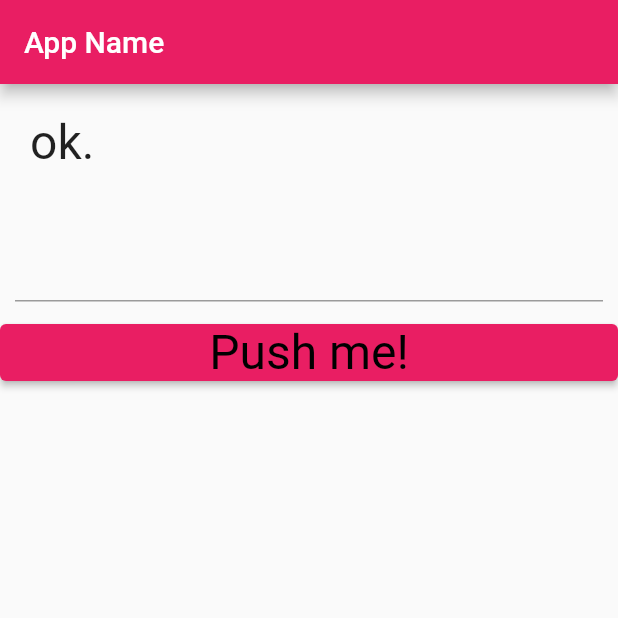
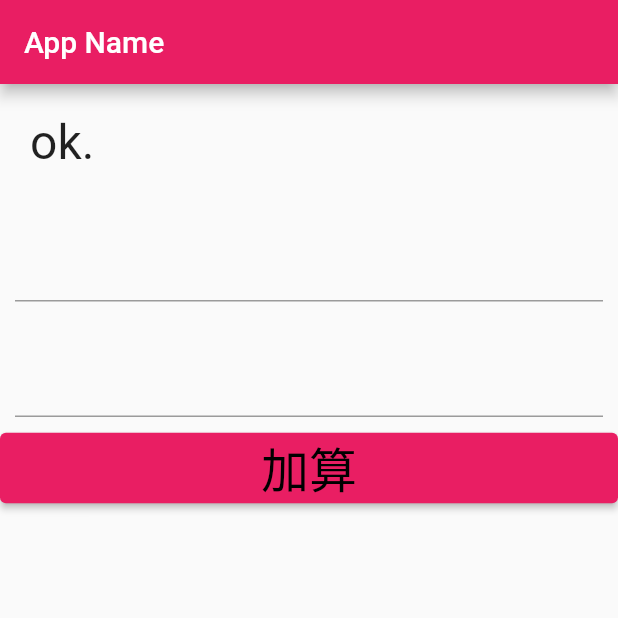
Before and after one commit to hirossk/flutter_app, a Flutter app: the screen it shows after launch, on a phone screen of 412 x 824 dp, the top half of it. Run offline on Flutter 3.47's test engine with Material 2 defaults, Android fonts, the phone set to English and light mode, and no system bars.

Commit message:
3-1課題用コミット

```diff
--- a/lib/main.dart
+++ b/lib/main.dart
@@ -29,7 +29,8 @@ class MyHomePage extends StatefulWidget {
 
 class _MyHomePageState extends State<MyHomePage> {
   static var _message = 'ok.';
-  static final _controller = TextEditingController();
+  static final _controller_v1 = TextEditingController();
+  static final _controller_v2 = TextEditingController();
 
   @override
   Widget build(BuildContext context) {
@@ -56,7 +57,7 @@ class _MyHomePageState extends State<MyHomePage> {
             Padding(
               padding: const EdgeInsets.all(10.0),
               child: TextField(
-                controller: _controller,
+                controller: _controller_v1,
                 style: const TextStyle(
                     fontSize: 28.0,
                     color: Color(0xffFF0000),
@@ -64,9 +65,20 @@ class _MyHomePageState extends State<MyHomePage> {
                     fontFamily: "Roboto"),
               ),
             ),
+            Padding(
+              padding: const EdgeInsets.all(10.0),
+              child: TextField(
+                controller: _controller_v2,
+                style: const TextStyle(
+                    fontSize: 28.0,
+                    color: Color(0xff0000FF),
+                    fontWeight: FontWeight.w400,
+                    fontFamily: "Roboto"),
+              ),
+            ),
             ElevatedButton(
                 child: const Text(
-                  "Push me!",
+                  "加算",
                   style: TextStyle(
                       fontSize: 32.0,
                       color: Color(0xff000000),
@@ -82,7 +94,10 @@ class _MyHomePageState extends State<MyHomePage> {
 
   void buttonPressed() {
     setState(() {
-      _message = 'you said: ${_controller.text}';
+      var val1 = int.parse(_controller_v1.text);
+      var val2 = int.parse(_controller_v2.text);
+
+      _message = 'you said: ${val1 + val2}';
     });
   }
 }
```
